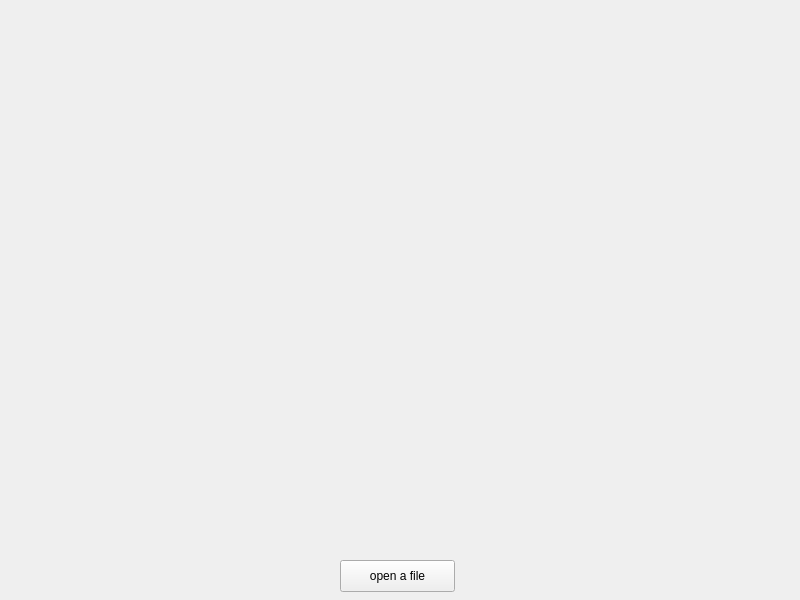
First picture: the form in canvas.ui, repository LittleAprilFool/FFD, before the edit.
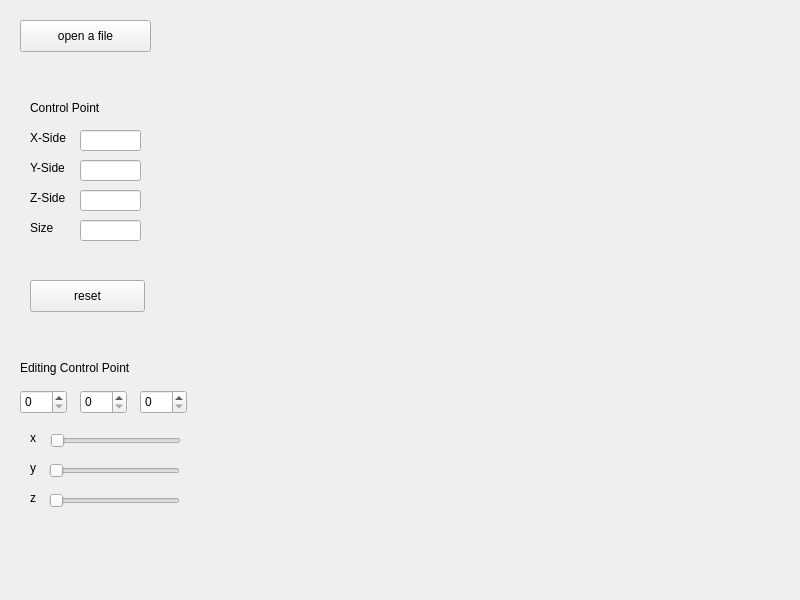
Second picture: the form after the edit.

Diff of the .ui file:
```diff
--- a/canvas.ui
+++ b/canvas.ui
@@ -16,9 +16,9 @@
   <widget class="QPushButton" name="openButton">
    <property name="geometry">
     <rect>
-     <x>340</x>
-     <y>560</y>
-     <width>115</width>
+     <x>20</x>
+     <y>20</y>
+     <width>131</width>
      <height>32</height>
     </rect>
    </property>
@@ -29,13 +29,259 @@
   <widget class="QWidget" name="verticalLayoutWidget">
    <property name="geometry">
     <rect>
+     <x>210</x>
+     <y>40</y>
+     <width>571</width>
+     <height>531</height>
+    </rect>
+   </property>
+   <layout class="QVBoxLayout" name="layout">
+    <property name="sizeConstraint">
+     <enum>QLayout::SetDefaultConstraint</enum>
+    </property>
+   </layout>
+  </widget>
+  <widget class="QLabel" name="label">
+   <property name="geometry">
+    <rect>
+     <x>30</x>
+     <y>100</y>
+     <width>91</width>
+     <height>16</height>
+    </rect>
+   </property>
+   <property name="text">
+    <string>Control Point</string>
+   </property>
+  </widget>
+  <widget class="QLineEdit" name="x_side">
+   <property name="geometry">
+    <rect>
+     <x>80</x>
+     <y>130</y>
+     <width>61</width>
+     <height>21</height>
+    </rect>
+   </property>
+  </widget>
+  <widget class="QLineEdit" name="y_side">
+   <property name="geometry">
+    <rect>
+     <x>80</x>
+     <y>160</y>
+     <width>61</width>
+     <height>21</height>
+    </rect>
+   </property>
+  </widget>
+  <widget class="QLineEdit" name="z_side">
+   <property name="geometry">
+    <rect>
+     <x>80</x>
+     <y>190</y>
+     <width>61</width>
+     <height>21</height>
+    </rect>
+   </property>
+  </widget>
+  <widget class="QLabel" name="label_2">
+   <property name="geometry">
+    <rect>
+     <x>30</x>
+     <y>130</y>
+     <width>59</width>
+     <height>16</height>
+    </rect>
+   </property>
+   <property name="text">
+    <string>X-Side</string>
+   </property>
+  </widget>
+  <widget class="QLabel" name="label_3">
+   <property name="geometry">
+    <rect>
+     <x>30</x>
+     <y>160</y>
+     <width>59</width>
+     <height>16</height>
+    </rect>
+   </property>
+   <property name="text">
+    <string>Y-Side</string>
+   </property>
+  </widget>
+  <widget class="QLabel" name="label_4">
+   <property name="geometry">
+    <rect>
+     <x>30</x>
+     <y>190</y>
+     <width>59</width>
+     <height>16</height>
+    </rect>
+   </property>
+   <property name="text">
+    <string>Z-Side</string>
+   </property>
+  </widget>
+  <widget class="QSlider" name="cp_x">
+   <property name="geometry">
+    <rect>
+     <x>50</x>
+     <y>430</y>
+     <width>131</width>
+     <height>22</height>
+    </rect>
+   </property>
+   <property name="orientation">
+    <enum>Qt::Horizontal</enum>
+   </property>
+  </widget>
+  <widget class="QSlider" name="cp_y">
+   <property name="geometry">
+    <rect>
      <x>49</x>
-     <y>19</y>
-     <width>711</width>
-     <height>321</height>
+     <y>460</y>
+     <width>131</width>
+     <height>22</height>
     </rect>
    </property>
-   <layout class="QVBoxLayout" name="layout"/>
+   <property name="orientation">
+    <enum>Qt::Horizontal</enum>
+   </property>
+  </widget>
+  <widget class="QSlider" name="cp_z">
+   <property name="geometry">
+    <rect>
+     <x>49</x>
+     <y>490</y>
+     <width>131</width>
+     <height>22</height>
+    </rect>
+   </property>
+   <property name="orientation">
+    <enum>Qt::Horizontal</enum>
+   </property>
+  </widget>
+  <widget class="QSpinBox" name="spin_x">
+   <property name="geometry">
+    <rect>
+     <x>20</x>
+     <y>390</y>
+     <width>47</width>
+     <height>24</height>
+    </rect>
+   </property>
+   <property name="readOnly">
+    <bool>false</bool>
+   </property>
+  </widget>
+  <widget class="QSpinBox" name="spin_y">
+   <property name="geometry">
+    <rect>
+     <x>80</x>
+     <y>390</y>
+     <width>47</width>
+     <height>24</height>
+    </rect>
+   </property>
+  </widget>
+  <widget class="QSpinBox" name="spin_z">
+   <property name="geometry">
+    <rect>
+     <x>140</x>
+     <y>390</y>
+     <width>47</width>
+     <height>24</height>
+    </rect>
+   </property>
+  </widget>
+  <widget class="QLabel" name="label_5">
+   <property name="geometry">
+    <rect>
+     <x>30</x>
+     <y>430</y>
+     <width>81</width>
+     <height>16</height>
+    </rect>
+   </property>
+   <property name="text">
+    <string>x</string>
+   </property>
+  </widget>
+  <widget class="QLabel" name="label_6">
+   <property name="geometry">
+    <rect>
+     <x>30</x>
+     <y>460</y>
+     <width>16</width>
+     <height>16</height>
+    </rect>
+   </property>
+   <property name="text">
+    <string>y</string>
+   </property>
+  </widget>
+  <widget class="QLabel" name="label_7">
+   <property name="geometry">
+    <rect>
+     <x>30</x>
+     <y>490</y>
+     <width>16</width>
+     <height>16</height>
+    </rect>
+   </property>
+   <property name="text">
+    <string>z</string>
+   </property>
+  </widget>
+  <widget class="QPushButton" name="reset">
+   <property name="geometry">
+    <rect>
+     <x>30</x>
+     <y>280</y>
+     <width>115</width>
+     <height>32</height>
+    </rect>
+   </property>
+   <property name="text">
+    <string>reset</string>
+   </property>
+  </widget>
+  <widget class="QLabel" name="label_8">
+   <property name="geometry">
+    <rect>
+     <x>20</x>
+     <y>360</y>
+     <width>141</width>
+     <height>16</height>
+    </rect>
+   </property>
+   <property name="text">
+    <string>Editing Control Point</string>
+   </property>
+  </widget>
+  <widget class="QLineEdit" name="xyz_size">
+   <property name="geometry">
+    <rect>
+     <x>80</x>
+     <y>220</y>
+     <width>61</width>
+     <height>21</height>
+    </rect>
+   </property>
+  </widget>
+  <widget class="QLabel" name="label_9">
+   <property name="geometry">
+    <rect>
+     <x>30</x>
+     <y>220</y>
+     <width>59</width>
+     <height>16</height>
+    </rect>
+   </property>
+   <property name="text">
+    <string>Size</string>
+   </property>
   </widget>
  </widget>
  <layoutdefault spacing="6" margin="11"/>
```
